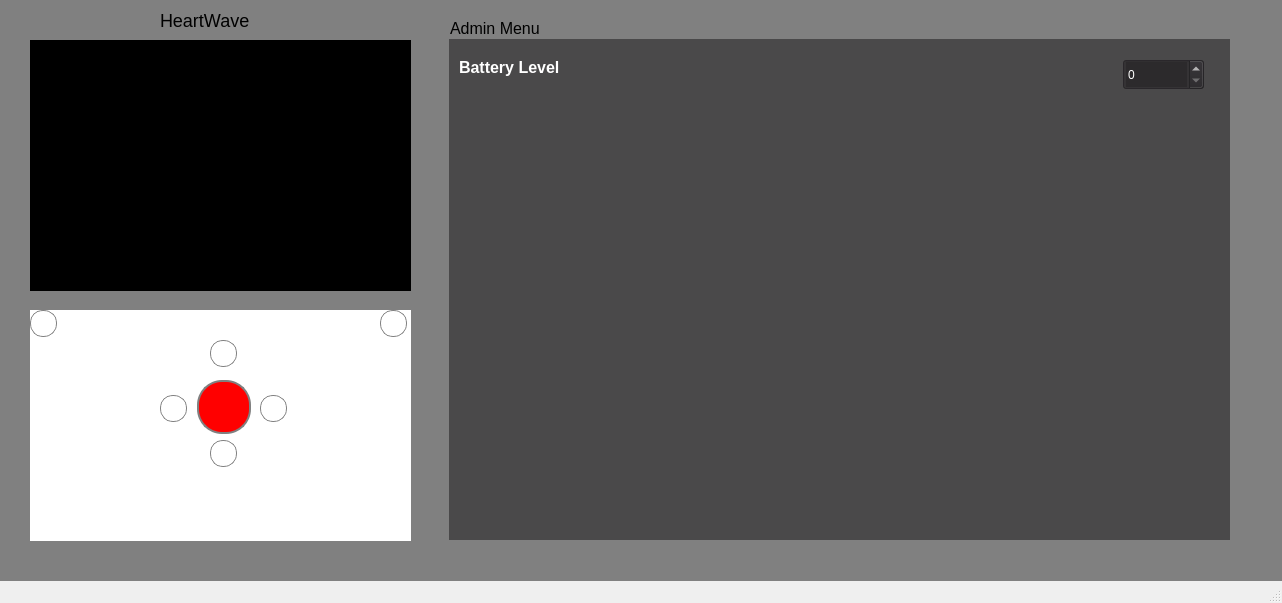
Old version of the form mainwindow.ui in the repository ErikScholtzH/COMP-3004-Final-Project.
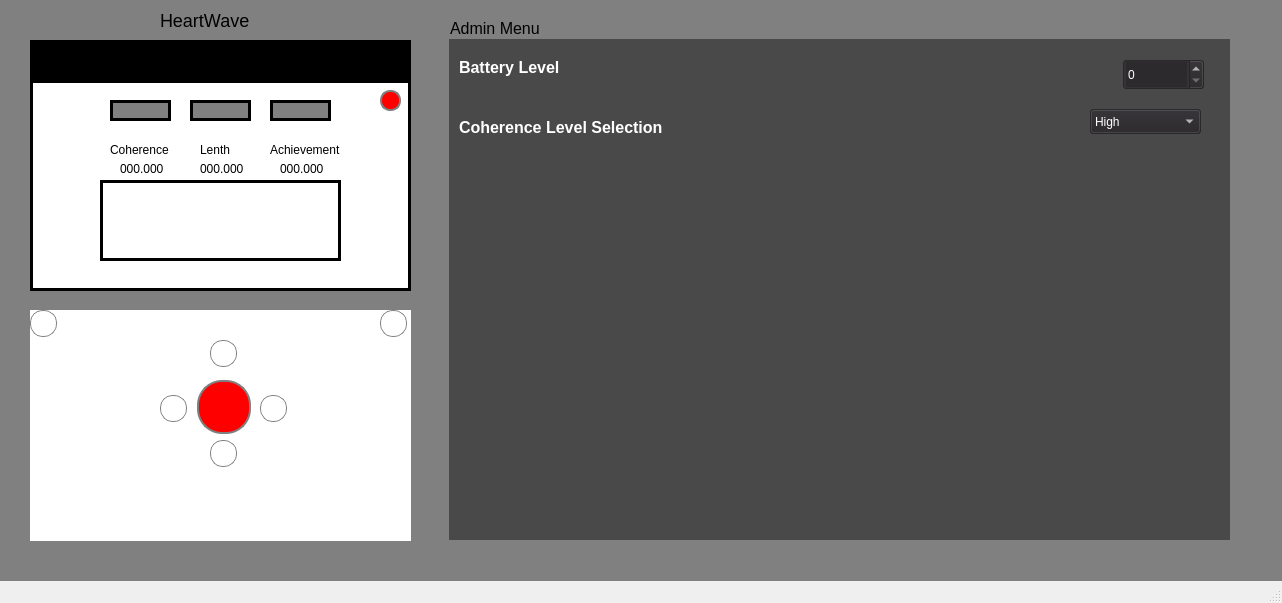
New version of the form.

The edit to the form file:
```diff
--- a/mainwindow.ui
+++ b/mainwindow.ui
@@ -294,8 +294,99 @@
         <height>21</height>
        </rect>
       </property>
+      <property name="palette">
+       <palette>
+        <active>
+         <colorrole role="Button">
+          <brush brushstyle="SolidPattern">
+           <color alpha="255">
+            <red>128</red>
+            <green>128</green>
+            <blue>128</blue>
+           </color>
+          </brush>
+         </colorrole>
+         <colorrole role="Base">
+          <brush brushstyle="SolidPattern">
+           <color alpha="255">
+            <red>128</red>
+            <green>128</green>
+            <blue>128</blue>
+           </color>
+          </brush>
+         </colorrole>
+         <colorrole role="Window">
+          <brush brushstyle="SolidPattern">
+           <color alpha="255">
+            <red>128</red>
+            <green>128</green>
+            <blue>128</blue>
+           </color>
+          </brush>
+         </colorrole>
+        </active>
+        <inactive>
+         <colorrole role="Button">
+          <brush brushstyle="SolidPattern">
+           <color alpha="255">
+            <red>128</red>
+            <green>128</green>
+            <blue>128</blue>
+           </color>
+          </brush>
+         </colorrole>
+         <colorrole role="Base">
+          <brush brushstyle="SolidPattern">
+           <color alpha="255">
+            <red>128</red>
+            <green>128</green>
+            <blue>128</blue>
+           </color>
+          </brush>
+         </colorrole>
+         <colorrole role="Window">
+          <brush brushstyle="SolidPattern">
+           <color alpha="255">
+            <red>128</red>
+            <green>128</green>
+            <blue>128</blue>
+           </color>
+          </brush>
+         </colorrole>
+        </inactive>
+        <disabled>
+         <colorrole role="Button">
+          <brush brushstyle="SolidPattern">
+           <color alpha="255">
+            <red>128</red>
+            <green>128</green>
+            <blue>128</blue>
+           </color>
+          </brush>
+         </colorrole>
+         <colorrole role="Base">
+          <brush brushstyle="SolidPattern">
+           <color alpha="255">
+            <red>128</red>
+            <green>128</green>
+            <blue>128</blue>
+           </color>
+          </brush>
+         </colorrole>
+         <colorrole role="Window">
+          <brush brushstyle="SolidPattern">
+           <color alpha="255">
+            <red>128</red>
+            <green>128</green>
+            <blue>128</blue>
+           </color>
+          </brush>
+         </colorrole>
+        </disabled>
+       </palette>
+      </property>
       <property name="styleSheet">
-       <string notr="true">background-color: green</string>
+       <string notr="true">background: grey</string>
       </property>
      </widget>
      <widget class="QLabel" name="label_2">
@@ -372,7 +463,7 @@
        </rect>
       </property>
       <property name="styleSheet">
-       <string notr="true">background-color: blue</string>
+       <string notr="true">background-color: grey</string>
       </property>
      </widget>
      <widget class="QLabel" name="label_7">
@@ -417,9 +508,20 @@
        </rect>
       </property>
       <property name="styleSheet">
-       <string notr="true">background-color: red</string>
+       <string notr="true">background-color: grey</string>
       </property>
      </widget>
+     <zorder>widget_5</zorder>
+     <zorder>frame</zorder>
+     <zorder>label_2</zorder>
+     <zorder>label_5</zorder>
+     <zorder>label_6</zorder>
+     <zorder>label_4</zorder>
+     <zorder>widget_3</zorder>
+     <zorder>label_7</zorder>
+     <zorder>label_3</zorder>
+     <zorder>widget_2</zorder>
+     <zorder>widget_4</zorder>
     </widget>
     <widget class="QWidget" name="_0MainMenu" native="true">
      <property name="geometry">
@@ -1053,12 +1155,12 @@
      </widget>
     </widget>
     <zorder>__Overview</zorder>
-    <zorder>_2HVRScreen</zorder>
     <zorder>_1Settings</zorder>
     <zorder>_0MainMenu</zorder>
     <zorder>TopBar</zorder>
     <zorder>_3LogHistory</zorder>
     <zorder>OffScreen</zorder>
+    <zorder>_2HVRScreen</zorder>
    </widget>
    <widget class="QLabel" name="Title">
     <property name="geometry">
@@ -1085,6 +1187,151 @@
       <height>501</height>
      </rect>
     </property>
+    <property name="palette">
+     <palette>
+      <active>
+       <colorrole role="Button">
+        <brush brushstyle="SolidPattern">
+         <color alpha="153">
+          <red>38</red>
+          <green>36</green>
+          <blue>39</blue>
+         </color>
+        </brush>
+       </colorrole>
+       <colorrole role="Text">
+        <brush brushstyle="SolidPattern">
+         <color alpha="255">
+          <red>255</red>
+          <green>255</green>
+          <blue>255</blue>
+         </color>
+        </brush>
+       </colorrole>
+       <colorrole role="Base">
+        <brush brushstyle="SolidPattern">
+         <color alpha="153">
+          <red>38</red>
+          <green>36</green>
+          <blue>39</blue>
+         </color>
+        </brush>
+       </colorrole>
+       <colorrole role="Window">
+        <brush brushstyle="SolidPattern">
+         <color alpha="153">
+          <red>38</red>
+          <green>36</green>
+          <blue>39</blue>
+         </color>
+        </brush>
+       </colorrole>
+       <colorrole role="PlaceholderText">
+        <brush brushstyle="SolidPattern">
+         <color alpha="128">
+          <red>255</red>
+          <green>255</green>
+          <blue>255</blue>
+         </color>
+        </brush>
+       </colorrole>
+      </active>
+      <inactive>
+       <colorrole role="Button">
+        <brush brushstyle="SolidPattern">
+         <color alpha="153">
+          <red>38</red>
+          <green>36</green>
+          <blue>39</blue>
+         </color>
+        </brush>
+       </colorrole>
+       <colorrole role="Text">
+        <brush brushstyle="SolidPattern">
+         <color alpha="255">
+          <red>255</red>
+          <green>255</green>
+          <blue>255</blue>
+         </color>
+        </brush>
+       </colorrole>
+       <colorrole role="Base">
+        <brush brushstyle="SolidPattern">
+         <color alpha="153">
+          <red>38</red>
+          <green>36</green>
+          <blue>39</blue>
+         </color>
+        </brush>
+       </colorrole>
+       <colorrole role="Window">
+        <brush brushstyle="SolidPattern">
+         <color alpha="153">
+          <red>38</red>
+          <green>36</green>
+          <blue>39</blue>
+         </color>
+        </brush>
+       </colorrole>
+       <colorrole role="PlaceholderText">
+        <brush brushstyle="SolidPattern">
+         <color alpha="128">
+          <red>255</red>
+          <green>255</green>
+          <blue>255</blue>
+         </color>
+        </brush>
+       </colorrole>
+      </inactive>
+      <disabled>
+       <colorrole role="Button">
+        <brush brushstyle="SolidPattern">
+         <color alpha="153">
+          <red>38</red>
+          <green>36</green>
+          <blue>39</blue>
+         </color>
+        </brush>
+       </colorrole>
+       <colorrole role="Text">
+        <brush brushstyle="SolidPattern">
+         <color alpha="255">
+          <red>190</red>
+          <green>190</green>
+          <blue>190</blue>
+         </color>
+        </brush>
+       </colorrole>
+       <colorrole role="Base">
+        <brush brushstyle="SolidPattern">
+         <color alpha="153">
+          <red>38</red>
+          <green>36</green>
+          <blue>39</blue>
+         </color>
+        </brush>
+       </colorrole>
+       <colorrole role="Window">
+        <brush brushstyle="SolidPattern">
+         <color alpha="153">
+          <red>38</red>
+          <green>36</green>
+          <blue>39</blue>
+         </color>
+        </brush>
+       </colorrole>
+       <colorrole role="PlaceholderText">
+        <brush brushstyle="SolidPattern">
+         <color alpha="128">
+          <red>0</red>
+          <green>0</green>
+          <blue>0</blue>
+         </color>
+        </brush>
+       </colorrole>
+      </disabled>
+     </palette>
+    </property>
     <property name="styleSheet">
      <string notr="true">background-color: rgba(38, 36, 39, 0.6)</string>
     </property>
@@ -1124,6 +1371,172 @@
       <string notr="true">color: white</string>
      </property>
     </widget>
+    <widget class="QLabel" name="label_21">
+     <property name="geometry">
+      <rect>
+       <x>10</x>
+       <y>80</y>
+       <width>221</width>
+       <height>17</height>
+      </rect>
+     </property>
+     <property name="font">
+      <font>
+       <pointsize>-1</pointsize>
+       <weight>75</weight>
+       <bold>true</bold>
+      </font>
+     </property>
+     <property name="styleSheet">
+      <string notr="true">font-size: 16px; background: none; color: white;</string>
+     </property>
+     <property name="text">
+      <string>Coherence Level Selection</string>
+     </property>
+    </widget>
+    <widget class="QComboBox" name="comboBox">
+     <property name="geometry">
+      <rect>
+       <x>641</x>
+       <y>70</y>
+       <width>111</width>
+       <height>25</height>
+      </rect>
+     </property>
+     <property name="palette">
+      <palette>
+       <active>
+        <colorrole role="Button">
+         <brush brushstyle="SolidPattern">
+          <color alpha="153">
+           <red>38</red>
+           <green>36</green>
+           <blue>39</blue>
+          </color>
+         </brush>
+        </colorrole>
+        <colorrole role="ButtonText">
+         <brush brushstyle="SolidPattern">
+          <color alpha="255">
+           <red>255</red>
+           <green>255</green>
+           <blue>255</blue>
+          </color>
+         </brush>
+        </colorrole>
+        <colorrole role="Base">
+         <brush brushstyle="SolidPattern">
+          <color alpha="153">
+           <red>38</red>
+           <green>36</green>
+           <blue>39</blue>
+          </color>
+         </brush>
+        </colorrole>
+        <colorrole role="Window">
+         <brush brushstyle="SolidPattern">
+          <color alpha="153">
+           <red>38</red>
+           <green>36</green>
+           <blue>39</blue>
+          </color>
+         </brush>
+        </colorrole>
+       </active>
+       <inactive>
+        <colorrole role="Button">
+         <brush brushstyle="SolidPattern">
+          <color alpha="153">
+           <red>38</red>
+           <green>36</green>
+           <blue>39</blue>
+          </color>
+         </brush>
+        </colorrole>
+        <colorrole role="ButtonText">
+         <brush brushstyle="SolidPattern">
+          <color alpha="255">
+           <red>255</red>
+           <green>255</green>
+           <blue>255</blue>
+          </color>
+         </brush>
+        </colorrole>
+        <colorrole role="Base">
+         <brush brushstyle="SolidPattern">
+          <color alpha="153">
+           <red>38</red>
+           <green>36</green>
+           <blue>39</blue>
+          </color>
+         </brush>
+        </colorrole>
+        <colorrole role="Window">
+         <brush brushstyle="SolidPattern">
+          <color alpha="153">
+           <red>38</red>
+           <green>36</green>
+           <blue>39</blue>
+          </color>
+         </brush>
+        </colorrole>
+       </inactive>
+       <disabled>
+        <colorrole role="Button">
+         <brush brushstyle="SolidPattern">
+          <color alpha="153">
+           <red>38</red>
+           <green>36</green>
+           <blue>39</blue>
+          </color>
+         </brush>
+        </colorrole>
+        <colorrole role="ButtonText">
+         <brush brushstyle="SolidPattern">
+          <color alpha="255">
+           <red>190</red>
+           <green>190</green>
+           <blue>190</blue>
+          </color>
+         </brush>
+        </colorrole>
+        <colorrole role="Base">
+         <brush brushstyle="SolidPattern">
+          <color alpha="153">
+           <red>38</red>
+           <green>36</green>
+           <blue>39</blue>
+          </color>
+         </brush>
+        </colorrole>
+        <colorrole role="Window">
+         <brush brushstyle="SolidPattern">
+          <color alpha="153">
+           <red>38</red>
+           <green>36</green>
+           <blue>39</blue>
+          </color>
+         </brush>
+        </colorrole>
+       </disabled>
+      </palette>
+     </property>
+     <item>
+      <property name="text">
+       <string>High</string>
+      </property>
+     </item>
+     <item>
+      <property name="text">
+       <string>Medium</string>
+      </property>
+     </item>
+     <item>
+      <property name="text">
+       <string>Low</string>
+      </property>
+     </item>
+    </widget>
    </widget>
    <widget class="QLabel" name="label_15">
     <property name="geometry">
```
